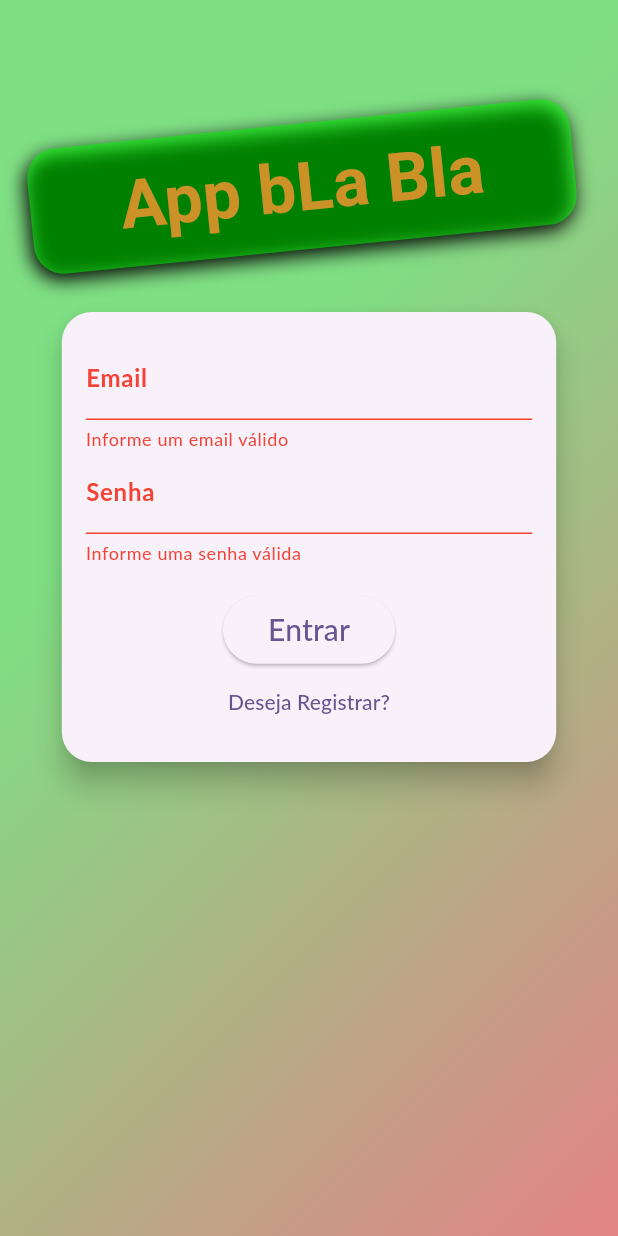
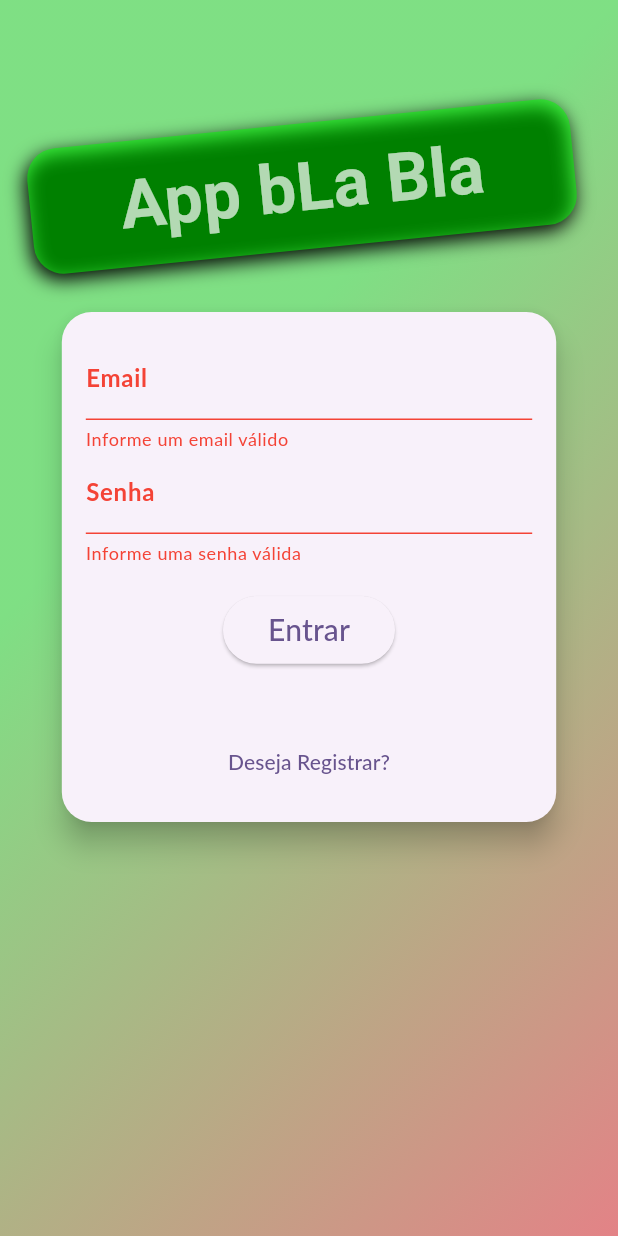
Before and after one commit to JonesCunha/shop_course, a Flutter app: the screen it shows after launch, after a tap on "Entrar", on a phone screen of 412 x 824 dp. Run offline on Flutter 3.47's test engine with Material 3 defaults, Android fonts, the phone set to English and light mode, and no system bars; network calls fail; Roboto replaces fonts that are missing (Anton, Lato).

Commit message:
auth version 0.4

```diff
--- /dev/null
+++ b/lib/api/apikeys.dart
@@ -0,0 +1,3 @@
+class ApiKeys {
+  static const apiFirebase = 'AIzaSyAin9RDDC5URWlFqpAeGoEiiczBuhFI5iU';
+}
--- a/lib/components/auth_form.dart
+++ b/lib/components/auth_form.dart
@@ -2,6 +2,7 @@
 
 import 'package:flutter/material.dart';
 import 'package:provider/provider.dart';
+import 'package:shop_curse/exceptions/auth_exception.dart';
 import 'package:shop_curse/extensions/string_extensions.dart';
 import 'package:shop_curse/models/auth.dart';
 
@@ -15,7 +16,7 @@ class AuthForm extends StatefulWidget {
 enum AuthMode { login, signUp }
 
 class _AuthFormState extends State<AuthForm> {
-  // final _emailController = TextEditingController();
+  final _emailController = TextEditingController();
   final _passwordController = TextEditingController();
 
   AuthMode _authMode = AuthMode.login;
@@ -32,18 +33,31 @@ class _AuthFormState extends State<AuthForm> {
 
   Future<void> _submitForm() async {
     final isValid = _formKey.currentState?.validate() ?? false;
-    if (!isValid) {return;}
+    if (!isValid) {
+      return;
+    }
     _formKey.currentState?.save();
     setState(() => _isLoading = true);
-    Auth auth = Provider.of(context, listen: false);
+    Auth auth = Provider.of<Auth>(context, listen: false);
+
+    try {
       if (_islogin()) {
-      // Login
+        await auth.login(
+          _authData['email']!,
+          _authData['password']!,
+        );
+        // _showErrorDialog('Logado com Sucesso');
       } else {
         // Registrar
         await auth.signup(
           _authData['email']!,
           _authData['password']!,
         );
+      }
+    } on AuthException catch (error) {
+      _showErrorDialog(error.toString());
+    } catch (error) {
+      _showErrorDialog('Ocorreu um erro inesperado');
     }
     setState(() {
       _isLoading = false;
@@ -53,7 +67,41 @@ class _AuthFormState extends State<AuthForm> {
     // Navigator.of(context).pushReplacementNamed(AppRoutes.HOME);
   }
 
+  void _showErrorDialog(String msg) {
+    // print(msg);
+    showDialog(
+      context: context,
+      builder: (context) {
+        return AlertDialog(
+          actionsAlignment: MainAxisAlignment.center,
+          alignment: Alignment.center,
+          icon: Icon(Icons.error, size: 32),
+          elevation: 8,
+          title: Text(
+            'Ocorreu um Erro!',
+            textAlign: TextAlign.start,
+          ),
+          content: Text(
+            msg,
+            style: TextStyle(fontSize: 18, color: Colors.black),
+          ),
+          actions: [
+            TextButton(
+                //Navigator.pop já é uma função com retorno esperado pelo on pressed, nao precisa necessariamente de uma função anonima.
+                onPressed: () => Navigator.of(context).pop(),
+                child: Text('Fechar'))
+          ],
+        );
+      },
+    );
+  }
+
   void _switchAuthMode() {
+    _formKey.currentState?.reset();
+    _passwordController.clear();
+    _emailController.clear();
+    //O metodo abaixo limpou todos os campos, reconstruindo eles, retirando os valores dos controllers da tela.
+    _formKey.currentState?.build(context);
     if (_islogin()) {
       setState(() {
         _authMode = AuthMode.signUp;
@@ -74,7 +122,7 @@ class _AuthFormState extends State<AuthForm> {
         elevation: 8,
         shape: RoundedRectangleBorder(borderRadius: BorderRadius.circular(20)),
         child: Container(
-          height: _islogin() ? 300 : 420,
+          height: _islogin() ? 340 : 420,
           width: deviceSize.width * 0.8,
           padding: EdgeInsets.all(16),
           child: Form(
@@ -87,6 +135,7 @@ class _AuthFormState extends State<AuthForm> {
                   decoration: InputDecoration(labelText: 'Email'),
                   keyboardType: TextInputType.emailAddress,
                   onSaved: (email) => _authData['email'] = email ?? '',
+                  controller: _emailController,
                   validator: (email) {
                     final _email = email ?? '';
                     if (_email.trim().isEmpty || !_email.isValidEmail()) {
--- /dev/null
+++ b/lib/exceptions/auth_exception.dart
@@ -0,0 +1,21 @@
+class AuthException implements Exception {
+
+  static const Map<String,String> errors = {
+    'EMAIL_EXISTS' : 'O endereço de e-mail já está sendo usado por outra conta.',
+    'OPERATION_NOT_ALLOWED' : 'O login por senha está desabilitado para este projeto.',
+    'TOO_MANY_ATTEMPTS_TRY_LATER' : 'Bloqueamos todas as solicitações deste dispositivo devido a atividades incomuns. Tente mais tarde.',
+    'EMAIL_NOT_FOUND' : 'Não há registro de usuário correspondente a este identificador. O usuário pode ter sido excluído.',
+    'INVALID_PASSWORD' : 'A senha é inválida ou o usuário não possui senha.',
+    'USER_DISABLED' : 'A conta de usuário foi desabilitada por um administrador.',
+    'INVALID_LOGIN_CREDENTIALS' : 'Dados de Login Inválidos.',
+  };
+
+  final String msg;
+
+  AuthException(this.msg);
+
+  @override
+  String toString() {
+    return errors[msg] ?? 'Ocorreu um erro inesperado';
+  }
+}
--- a/lib/pages/auth_page.dart
+++ b/lib/pages/auth_page.dart
@@ -56,7 +56,7 @@ class AuthPage extends StatelessWidget {
                         fontSize: 45,
                         fontWeight: FontWeight.bold,
                         fontFamily: 'Anton',
-                        color: Color.fromRGBO(255, 150, 50, 0.8),
+                        color: Colors.white70
                       ),
                     ),
                   ),
```
Also changed, not shown: lib/models/auth.dart (+12 -3 lines). Lines whose indentation alone changed are shown as unchanged.
